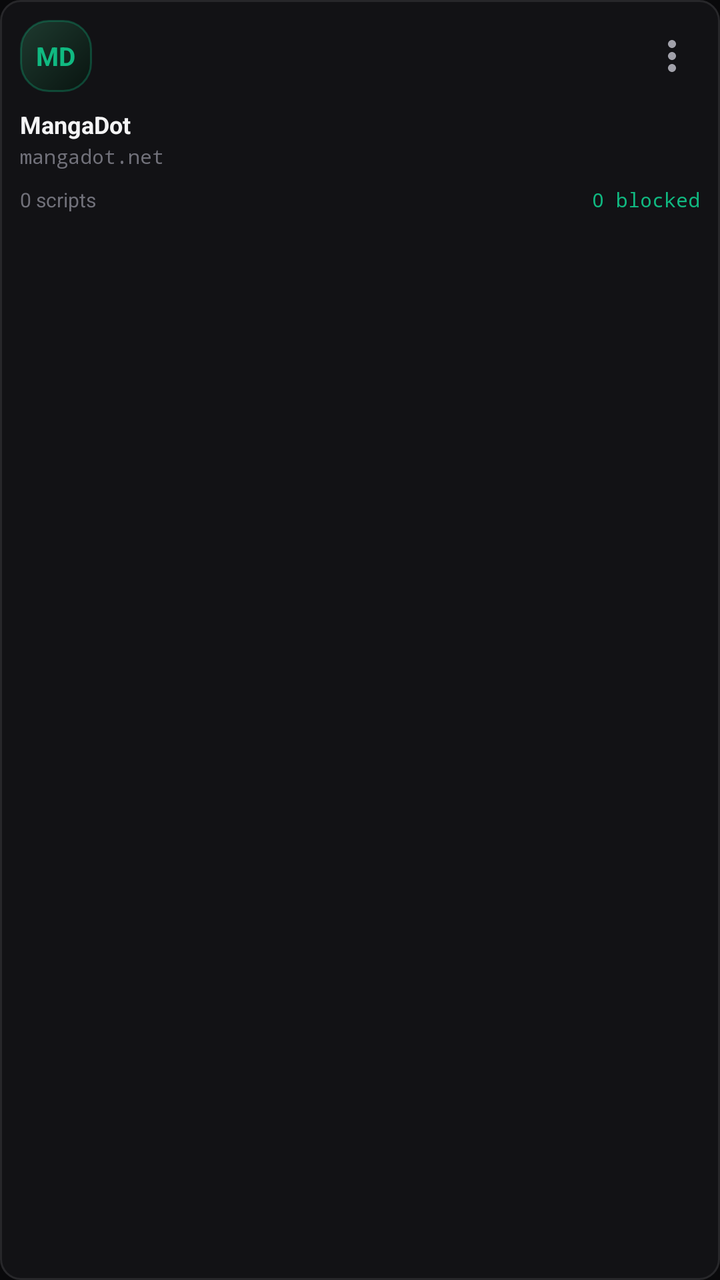
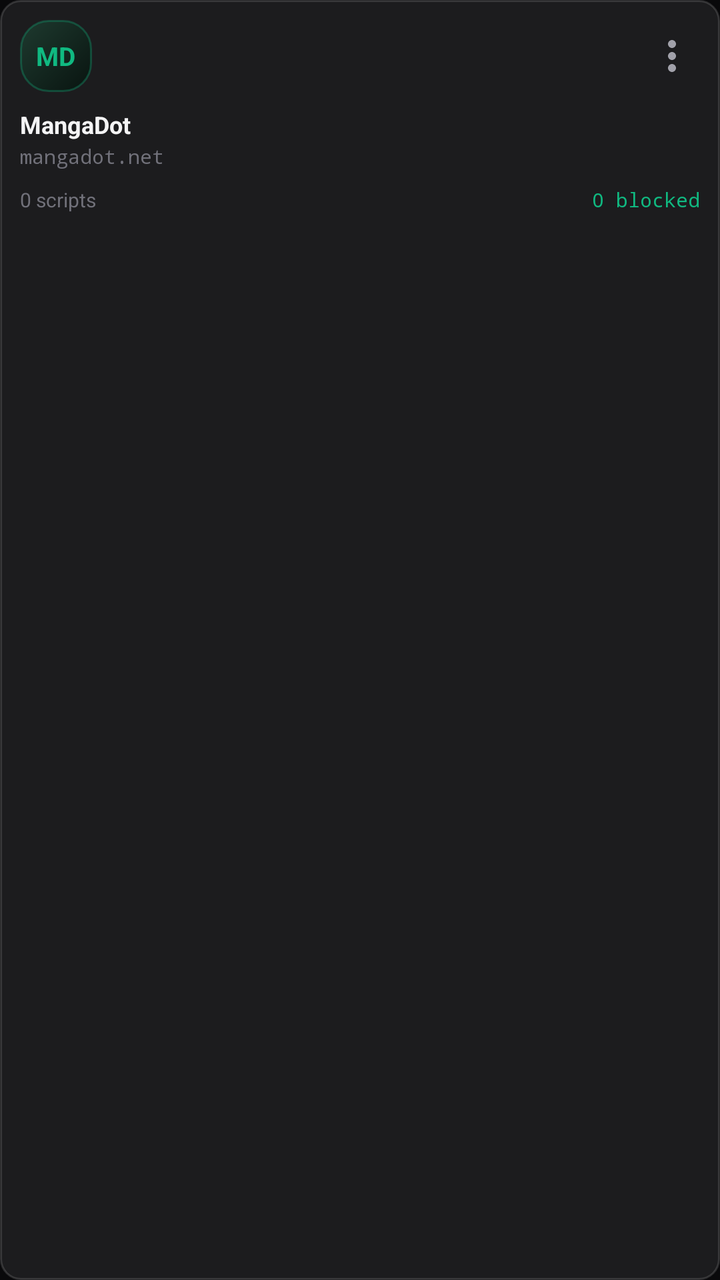

Two renders of the same Android screen: before a commit and after it. Below are the layout's source before the change and the commit's diff.
<!-- AndroidManifest.xml: application theme Theme.Scaffold -->
<!-- res/layout/item_app_grid.xml -->
<?xml version="1.0" encoding="utf-8"?>
<LinearLayout xmlns:android="http://schemas.android.com/apk/res/android"
    android:layout_width="match_parent"
    android:layout_height="wrap_content"
    android:orientation="vertical"
    android:background="@drawable/bg_card"
    android:foreground="?attr/selectableItemBackground"
    android:padding="10dp"
    android:layout_margin="4dp"
    android:clickable="true"
    android:focusable="true">

    
    <LinearLayout
        android:layout_width="match_parent"
        android:layout_height="wrap_content"
        android:orientation="horizontal"
        android:gravity="center_vertical">

        <FrameLayout
            android:id="@+id/grid_icon_container"
            android:layout_width="36dp"
            android:layout_height="36dp"
            android:background="@drawable/bg_squircle_emerald">

            <TextView
                android:id="@+id/grid_tv_icon_monogram"
                android:layout_width="wrap_content"
                android:layout_height="wrap_content"
                android:layout_gravity="center"
                android:text="MD"
                android:textColor="@color/accent_emerald"
                android:textSize="13sp"
                android:textStyle="bold" />
        </FrameLayout>

        <View
            android:layout_width="0dp"
            android:layout_height="1dp"
            android:layout_weight="1" />

        
        <ImageButton
            android:id="@+id/grid_btn_options"
            android:layout_width="28dp"
            android:layout_height="28dp"
            android:background="?attr/selectableItemBackgroundBorderless"
            android:src="@drawable/ic_more_vert"
            android:contentDescription="Options" />
    </LinearLayout>

    
    <TextView
        android:id="@+id/grid_tv_app_name"
        android:layout_width="match_parent"
        android:layout_height="wrap_content"
        android:layout_marginTop="8dp"
        android:text="MangaDot"
        android:textColor="@color/text_primary"
        android:textSize="12sp"
        android:textStyle="bold"
        android:maxLines="1"
        android:ellipsize="end" />

    <TextView
        android:id="@+id/grid_tv_app_url"
        android:layout_width="match_parent"
        android:layout_height="wrap_content"
        android:layout_marginTop="1dp"
        android:text="mangadot.net"
        android:textColor="@color/text_muted"
        android:textSize="10sp"
        android:fontFamily="monospace"
        android:maxLines="1"
        android:ellipsize="end" />

    
    <LinearLayout
        android:layout_width="match_parent"
        android:layout_height="wrap_content"
        android:orientation="horizontal"
        android:gravity="center_vertical"
        android:layout_marginTop="8dp">

        <TextView
            android:id="@+id/grid_tv_scripts"
            android:layout_width="0dp"
            android:layout_height="wrap_content"
            android:layout_weight="1"
            android:text="0 scripts"
            android:textColor="@color/text_muted"
            android:textSize="10sp" />

        <TextView
            android:id="@+id/grid_tv_blocked"
            android:layout_width="wrap_content"
            android:layout_height="wrap_content"
            android:text="0 blocked"
            android:textColor="@color/accent_emerald"
            android:textSize="10sp"
            android:fontFamily="monospace" />
    </LinearLayout>

</LinearLayout>
<!-- resources referenced by this layout -->
<resources>
  <color name="accent_emerald">#10B981</color>
  <color name="text_muted">#71717A</color>
  <color name="text_primary">#F4F4F5</color>
  <!-- drawable bg_card (drawable) -->
  <?xml version="1.0" encoding="utf-8"?>
  <shape xmlns:android="http://schemas.android.com/apk/res/android"
      android:shape="rectangle">
      <solid android:color="@color/bg_surface" />
      <stroke
          android:width="1dp"
          android:color="@color/border_primary" />
      <corners android:radius="10dp" />
  </shape>
  <!-- drawable bg_squircle_emerald (drawable) -->
  <?xml version="1.0" encoding="utf-8"?>
  <shape xmlns:android="http://schemas.android.com/apk/res/android"
      android:shape="rectangle">
      <gradient
          android:type="linear"
          android:angle="315"
          android:startColor="#1E3A2F"
          android:endColor="#091410" />
      <stroke
          android:width="1dp"
          android:color="#4D10B981" />
      <corners android:radius="14dp" />
  </shape>
  <!-- drawable ic_more_vert (drawable) -->
  <vector xmlns:android="http://schemas.android.com/apk/res/android"
      android:width="24dp"
      android:height="24dp"
      android:viewportWidth="24"
      android:viewportHeight="24">
    <path
        android:fillColor="#A1A1AA"
        android:pathData="M12,8c1.1,0 2,-0.9 2,-2s-0.9,-2 -2,-2 -2,0.9 -2,2 0.9,2 2,2zM12,10c-1.1,0 -2,0.9 -2,2s0.9,2 2,2 2,-0.9 2,-2 -0.9,-2 -2,-2zM12,16c-1.1,0 -2,0.9 -2,2s0.9,2 2,2 2,-0.9 2,-2 -0.9,-2 -2,-2z"/>
  </vector>
  <style name="Theme.Scaffold" parent="Theme.Material3.Dark.NoActionBar">
          
          <item name="android:windowBackground">@color/bg_primary</item>
          <item name="android:statusBarColor">@color/bg_primary</item>
          <item name="android:navigationBarColor">@color/bg_primary</item>
          <item name="android:windowLightStatusBar">false</item>
          <item name="android:windowLightNavigationBar">false</item>
  
          
          <item name="colorPrimary">@color/accent_emerald</item>
          <item name="colorOnPrimary">@color/text_on_accent</item>
          <item name="colorSurface">@color/bg_surface</item>
          <item name="colorOnSurface">@color/text_primary</item>
          <item name="colorOutline">@color/border_primary</item>
      </style>
  <color name="bg_surface">#121215</color>
  <color name="border_primary">#27272A</color>
  <color name="bg_primary">#09090B</color>
  <color name="text_on_accent">#000000</color>
</resources>

<!-- the commit's change to res/layout/item_app_grid.xml (unified diff, before → after) -->
@@ -32,6 +32,14 @@
                 android:textColor="@color/accent_emerald"
                 android:textSize="13sp"
                 android:textStyle="bold" />
+
+            <ImageView
+                android:id="@+id/grid_iv_app_icon"
+                android:layout_width="match_parent"
+                android:layout_height="match_parent"
+                android:scaleType="centerCrop"
+                android:visibility="gone"
+                android:contentDescription="App Icon" />
         </FrameLayout>
 
         <View
<!-- resource entries referenced after the edit -->
@@ -7,10 +7,10 @@
   <?xml version="1.0" encoding="utf-8"?>
   <shape xmlns:android="http://schemas.android.com/apk/res/android"
       android:shape="rectangle">
-      <solid android:color="@color/bg_surface" />
+      <solid android:color="#14FFFFFF" />
       <stroke
           android:width="1dp"
-          android:color="@color/border_primary" />
+          android:color="#24FFFFFF" />
       <corners android:radius="10dp" />
   </shape>
   <!-- drawable bg_squircle_emerald (drawable) -->
@@ -51,9 +51,37 @@
           <item name="colorSurface">@color/bg_surface</item>
           <item name="colorOnSurface">@color/text_primary</item>
           <item name="colorOutline">@color/border_primary</item>
+          <item name="alertDialogTheme">@style/ThemeOverlay.Scaffold.AlertDialog</item>
       </style>
   <color name="bg_surface">#121215</color>
   <color name="border_primary">#27272A</color>
+  <style name="ThemeOverlay.Scaffold.AlertDialog" parent="ThemeOverlay.AppCompat.Dialog.Alert">
+          <item name="android:windowBackground">@drawable/bg_dialog_glass</item>
+          <item name="colorAccent">@color/accent_emerald</item>
+          <item name="colorPrimary">@color/accent_emerald</item>
+          <item name="android:textColorPrimary">@color/text_primary</item>
+          <item name="android:textColorSecondary">@color/text_secondary</item>
+          <item name="android:backgroundDimAmount">0.5</item>
+      </style>
+  <!-- drawable bg_dialog_glass (drawable) -->
+  <?xml version="1.0" encoding="utf-8"?>
+  <inset xmlns:android="http://schemas.android.com/apk/res/android"
+      android:insetLeft="20dp"
+      android:insetRight="20dp"
+      android:insetTop="24dp"
+      android:insetBottom="24dp">
+      <shape android:shape="rectangle">
+          <gradient
+              android:angle="315"
+              android:startColor="#F2211A36"
+              android:endColor="#F212101C" />
+          <corners android:radius="20dp" />
+          <stroke
+              android:width="1dp"
+              android:color="#33FFFFFF" />
+      </shape>
+  </inset>
+  <color name="text_secondary">#A1A1AA</color>
   <color name="bg_primary">#09090B</color>
   <color name="text_on_accent">#000000</color>
 </resources>
